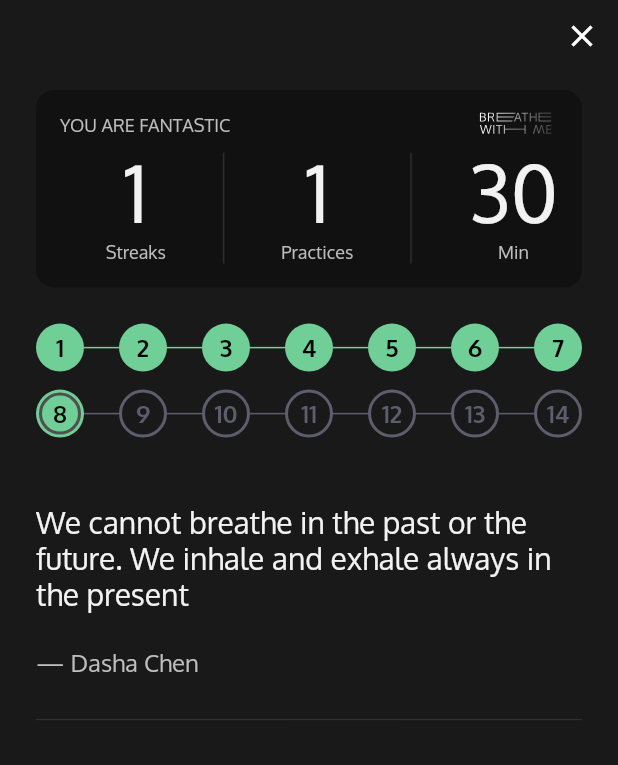
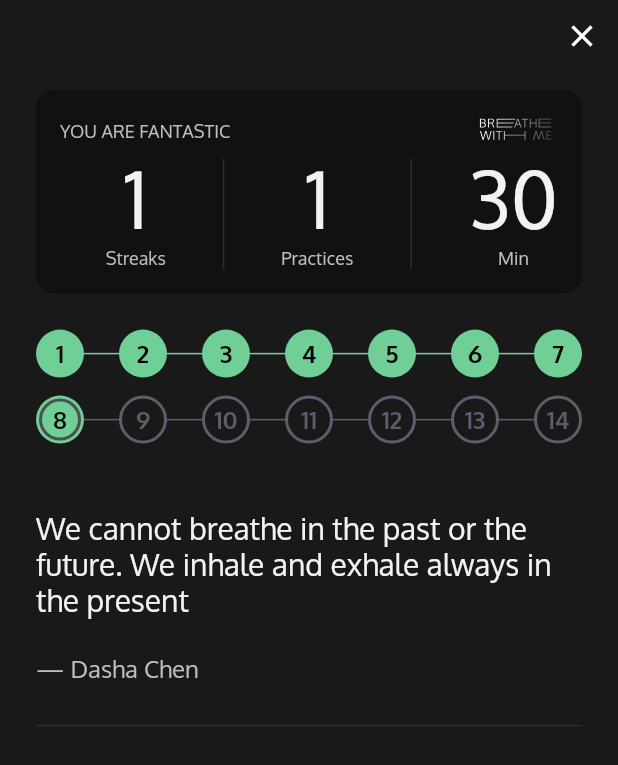
Before and after one commit to Tech-Birds-Company/breath_with_me, a Flutter app: the StreakPage screen opened directly, on a phone screen of 412 x 824 dp. Shown: the top 765 px of the screen. Run offline on Flutter 3.47's test engine with Material 3 defaults, Android fonts, the phone set to English and light mode, and no system bars; our stand-ins replace audio_service, cached_network_image, cloud_firestore, dio, easy_localization, firebase_auth and 18 more; missing offline and left inert: app_settings, app_tracking_transparency, audio_session, flutter_shaders, qonversion_flutter; accounts and stored records are empty; generated files the repository leaves out were written again; project files that could hold a hidden picture were left out.

Commit message:
Fix padding

```diff
--- a/lib/features/streak/widgets/streak_statistics_card.dart
+++ b/lib/features/streak/widgets/streak_statistics_card.dart
@@ -24,12 +24,7 @@ class StreakStatisticsCard extends StatelessWidget {
         color: const Color(0xFF111112),
       ),
       child: Padding(
-        padding: const EdgeInsets.only(
-          top: 12,
-          left: 16,
-          bottom: 16,
-          right: 16,
-        ),
+        padding: const EdgeInsets.all(16),
         child: Column(
           children: [
             Row(
```
